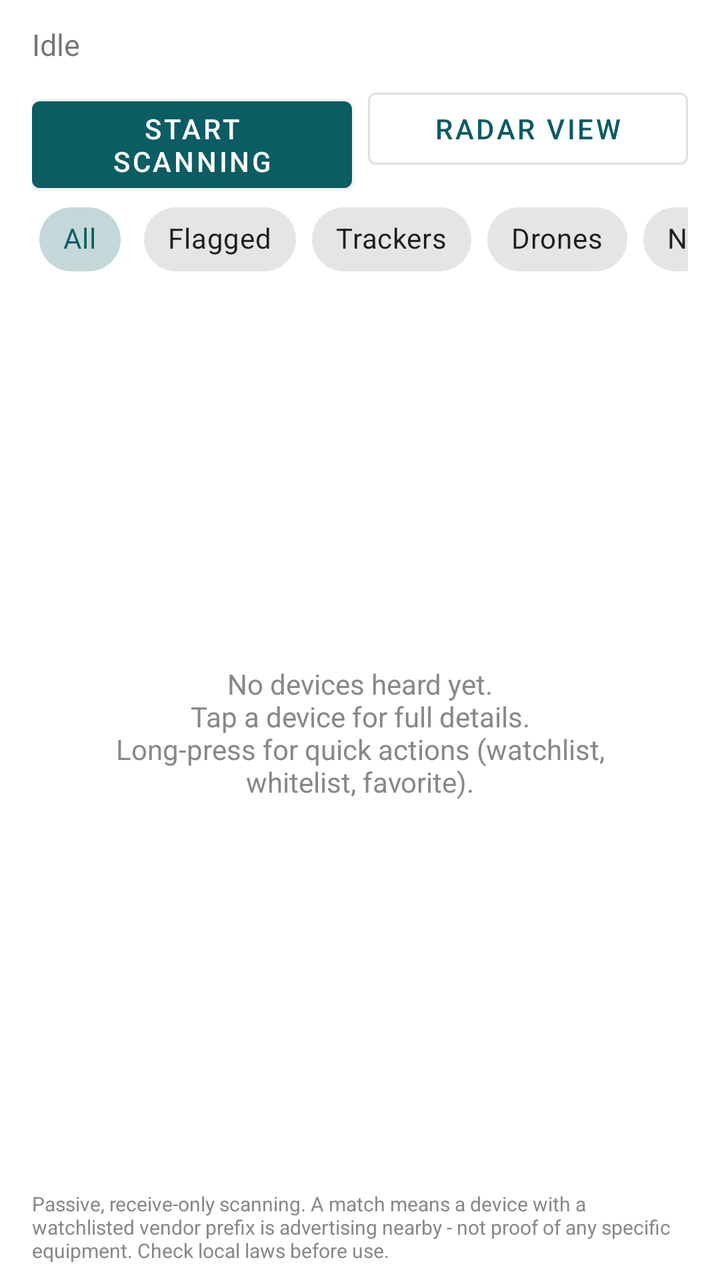
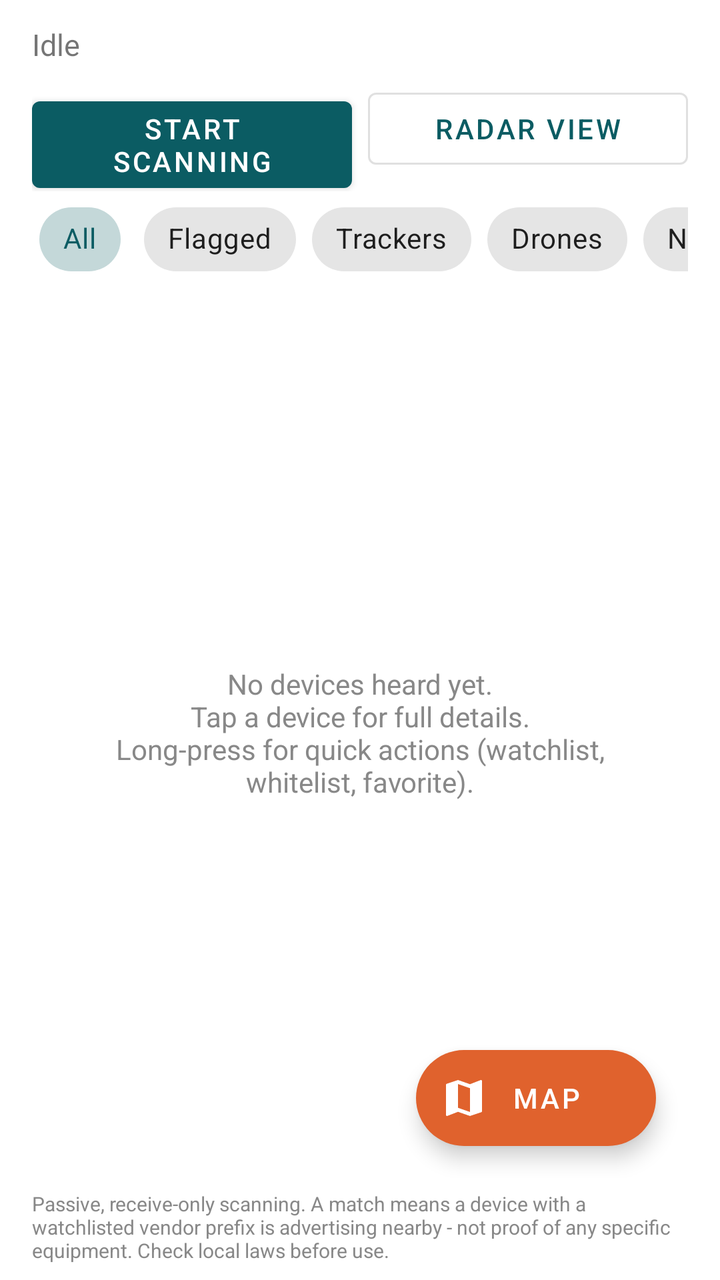

The first picture is an Android layout as it rendered before a commit; the second is the same layout after the commit. The layout source and the unified diff follow.
<!-- AndroidManifest.xml: application theme Theme.RFSentinel -->
<!-- res/layout/activity_main.xml -->
<?xml version="1.0" encoding="utf-8"?>
<LinearLayout xmlns:android="http://schemas.android.com/apk/res/android"
    xmlns:app="http://schemas.android.com/apk/res-auto"
    android:layout_width="match_parent"
    android:layout_height="match_parent"
    android:orientation="vertical"
    android:paddingStart="16dp"
    android:paddingTop="12dp"
    android:paddingEnd="16dp"
    android:paddingBottom="8dp">

    
    <LinearLayout
        android:id="@+id/themedHeader"
        android:layout_width="match_parent"
        android:layout_height="wrap_content"
        android:layout_marginBottom="6dp"
        android:orientation="vertical"
        android:visibility="gone">

        <ImageView
            android:id="@+id/themeBanner"
            android:layout_width="match_parent"
            android:layout_height="wrap_content"
            android:adjustViewBounds="true"
            android:contentDescription="Theme banner"
            android:maxHeight="140dp"
            android:scaleType="fitCenter"
            android:visibility="gone" />

        <com.rfsentinel.app.ui.ThemeHeaderView
            android:id="@+id/themeHeader"
            android:layout_width="match_parent"
            android:layout_height="wrap_content" />
    </LinearLayout>

    <TextView
        android:id="@+id/threatBanner"
        android:layout_width="match_parent"
        android:layout_height="wrap_content"
        android:layout_marginBottom="8dp"
        android:background="@drawable/banner_bg"
        android:paddingStart="12dp"
        android:paddingTop="8dp"
        android:paddingEnd="12dp"
        android:paddingBottom="8dp"
        android:textColor="#FFFFFF"
        android:textSize="14sp"
        android:textStyle="bold"
        android:visibility="gone" />

    <TextView
        android:id="@+id/statusText"
        android:layout_width="match_parent"
        android:layout_height="wrap_content"
        android:paddingBottom="8dp"
        android:text="Idle"
        android:textSize="15sp" />

    <LinearLayout
        android:layout_width="match_parent"
        android:layout_height="wrap_content"
        android:orientation="horizontal">

        <Button
            android:id="@+id/startStopButton"
            android:layout_width="0dp"
            android:layout_height="wrap_content"
            android:layout_marginEnd="4dp"
            android:layout_weight="1"
            android:text="Start scanning" />

        <Button
            android:id="@+id/viewToggleButton"
            style="@style/Widget.MaterialComponents.Button.OutlinedButton"
            android:layout_width="0dp"
            android:layout_height="wrap_content"
            android:layout_marginStart="4dp"
            android:layout_weight="1"
            android:text="Radar view" />
    </LinearLayout>

    <HorizontalScrollView
        android:layout_width="match_parent"
        android:layout_height="wrap_content"
        android:scrollbars="none">

        <com.google.android.material.chip.ChipGroup
            android:id="@+id/filterChips"
            android:layout_width="wrap_content"
            android:layout_height="wrap_content"
            app:checkedChip="@id/chipAll"
            app:selectionRequired="true"
            app:singleLine="true"
            app:singleSelection="true">

            <com.google.android.material.chip.Chip
                android:id="@+id/chipAll"
                style="@style/Widget.MaterialComponents.Chip.Choice"
                android:layout_width="wrap_content"
                android:layout_height="wrap_content"
                android:text="All" />

            <com.google.android.material.chip.Chip
                android:id="@+id/chipFlagged"
                style="@style/Widget.MaterialComponents.Chip.Choice"
                android:layout_width="wrap_content"
                android:layout_height="wrap_content"
                android:text="Flagged" />

            <com.google.android.material.chip.Chip
                android:id="@+id/chipTrackers"
                style="@style/Widget.MaterialComponents.Chip.Choice"
                android:layout_width="wrap_content"
                android:layout_height="wrap_content"
                android:text="Trackers" />

            <com.google.android.material.chip.Chip
                android:id="@+id/chipDrones"
                style="@style/Widget.MaterialComponents.Chip.Choice"
                android:layout_width="wrap_content"
                android:layout_height="wrap_content"
                android:text="Drones" />

            <com.google.android.material.chip.Chip
                android:id="@+id/chipNew"
                style="@style/Widget.MaterialComponents.Chip.Choice"
                android:layout_width="wrap_content"
                android:layout_height="wrap_content"
                android:text="New" />

            <com.google.android.material.chip.Chip
                android:id="@+id/chipFavorites"
                style="@style/Widget.MaterialComponents.Chip.Choice"
                android:layout_width="wrap_content"
                android:layout_height="wrap_content"
                android:text="Favorites" />

            <com.google.android.material.chip.Chip
                android:id="@+id/chipBle"
                style="@style/Widget.MaterialComponents.Chip.Choice"
                android:layout_width="wrap_content"
                android:layout_height="wrap_content"
                android:text="Bluetooth" />

            <com.google.android.material.chip.Chip
                android:id="@+id/chipWifi"
                style="@style/Widget.MaterialComponents.Chip.Choice"
                android:layout_width="wrap_content"
                android:layout_height="wrap_content"
                android:text="WiFi" />
        </com.google.android.material.chip.ChipGroup>
    </HorizontalScrollView>

    <FrameLayout
        android:layout_width="match_parent"
        android:layout_height="0dp"
        android:layout_weight="1">

        <androidx.recyclerview.widget.RecyclerView
            android:id="@+id/recyclerView"
            android:layout_width="match_parent"
            android:layout_height="match_parent" />

        <com.rfsentinel.app.ui.RadarView
            android:id="@+id/radarView"
            android:layout_width="match_parent"
            android:layout_height="match_parent"
            android:visibility="gone" />

        <TextView
            android:id="@+id/emptyText"
            android:layout_width="match_parent"
            android:layout_height="wrap_content"
            android:layout_gravity="center"
            android:gravity="center"
            android:padding="24dp"
            android:text="No devices heard yet.\nTap a device for full details.\nLong-press for quick actions (watchlist, whitelist, favorite)."
            android:textColor="#888888" />
    </FrameLayout>

    <TextView
        android:layout_width="match_parent"
        android:layout_height="wrap_content"
        android:paddingTop="6dp"
        android:text="@string/disclaimer"
        android:textColor="#888888"
        android:textSize="10sp" />

</LinearLayout>
<!-- resources referenced by this layout -->
<resources>
  <!-- drawable banner_bg (drawable) -->
  <?xml version="1.0" encoding="utf-8"?>
  <shape xmlns:android="http://schemas.android.com/apk/res/android" android:shape="rectangle">
      <solid android:color="#2E7D32" />
      <corners android:radius="10dp" />
  </shape>
  <string name="disclaimer">Passive, receive-only scanning. A match means a device with a watchlisted vendor prefix is advertising nearby - not proof of any specific equipment. Check local laws before use.</string>
  <style name="Theme.RFSentinel" parent="Theme.MaterialComponents.DayNight.DarkActionBar">
          <item name="colorPrimary">@color/brand_primary</item>
          <item name="colorPrimaryVariant">@color/brand_primary_dark</item>
          <item name="colorOnPrimary">@android:color/white</item>
          <item name="colorSecondary">@color/brand_accent</item>
          <item name="colorOnSecondary">@android:color/white</item>
          <item name="rfScopeColor">@color/scope</item>
          <item name="rfScopeTextColor">@color/scope_text</item>
          <item name="rfTraceColor">@color/trace</item>
      </style>
  <color name="brand_primary">#0B5C63</color>
  <color name="brand_primary_dark">#073F44</color>
  <color name="brand_accent">#E0622D</color>
  <color name="scope">#0B5C63</color>
  <color name="scope_text">#AA0B5C63</color>
  <color name="trace">#E0622D</color>
</resources>

<!-- the commit's change to res/layout/activity_main.xml (unified diff, before → after) -->
@@ -157,10 +157,13 @@
         android:layout_height="0dp"
         android:layout_weight="1">
 
+        
         <androidx.recyclerview.widget.RecyclerView
             android:id="@+id/recyclerView"
             android:layout_width="match_parent"
-            android:layout_height="match_parent" />
+            android:layout_height="match_parent"
+            android:clipToPadding="false"
+            android:paddingBottom="80dp" />
 
         <com.rfsentinel.app.ui.RadarView
             android:id="@+id/radarView"
@@ -177,6 +180,17 @@
             android:padding="24dp"
             android:text="No devices heard yet.\nTap a device for full details.\nLong-press for quick actions (watchlist, whitelist, favorite)."
             android:textColor="#888888" />
+
+        
+        <com.google.android.material.floatingactionbutton.ExtendedFloatingActionButton
+            android:id="@+id/mapButton"
+            android:layout_width="wrap_content"
+            android:layout_height="wrap_content"
+            android:layout_gravity="bottom|end"
+            android:layout_margin="16dp"
+            android:contentDescription="Open the map: your traces, devices and known cameras"
+            android:text="Map"
+            app:icon="@drawable/ic_map" />
     </FrameLayout>
 
     <TextView
<!-- resource entries referenced after the edit -->
@@ -6,6 +6,17 @@
       <solid android:color="#2E7D32" />
       <corners android:radius="10dp" />
   </shape>
+  <!-- drawable ic_map (drawable) -->
+  <?xml version="1.0" encoding="utf-8"?>
+  <vector xmlns:android="http://schemas.android.com/apk/res/android"
+      android:width="24dp"
+      android:height="24dp"
+      android:viewportWidth="24"
+      android:viewportHeight="24">
+      <path
+          android:fillColor="#FFFFFF"
+          android:pathData="M20.5,3l-0.16,0.03L15,5.1 9,3 3.36,4.9c-0.21,0.07 -0.36,0.25 -0.36,0.48V20.5c0,0.28 0.22,0.5 0.5,0.5l0.16,-0.03L9,18.9l6,2.1 5.64,-1.9c0.21,-0.07 0.36,-0.25 0.36,-0.48V3.5c0,-0.28 -0.22,-0.5 -0.5,-0.5zM15,19l-6,-2.11V5l6,2.11V19z" />
+  </vector>
   <string name="disclaimer">Passive, receive-only scanning. A match means a device with a watchlisted vendor prefix is advertising nearby - not proof of any specific equipment. Check local laws before use.</string>
   <style name="Theme.RFSentinel" parent="Theme.MaterialComponents.DayNight.DarkActionBar">
           <item name="colorPrimary">@color/brand_primary</item>
